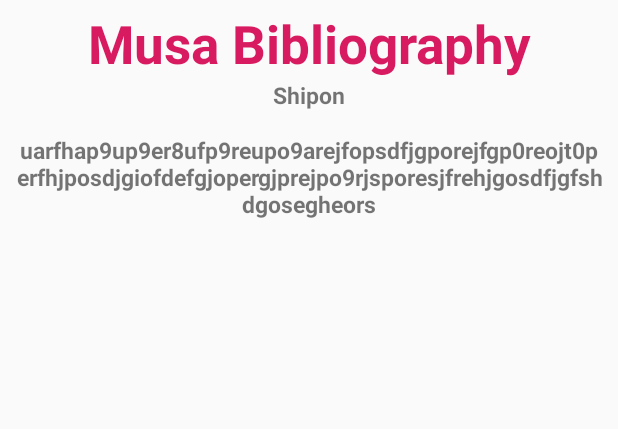
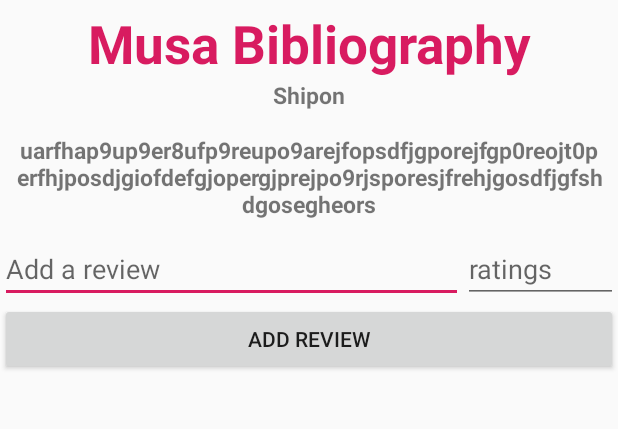
Before and after one commit to krzshipon/BookReview, an Android app: the BookDetailActivity screen opened directly, with no data from a screen before it, on a phone screen of 412 x 824 dp, the part 324-753 px from its top. Run offline under Robolectric (Android 15) with nearby library versions, the phone set to English and light mode, and no system bars; our stand-ins replace Firebase (no records; nobody signed in at launch, a user with empty details on screens opened directly); 5 statements that could not run were skipped.

Commit message:
Added comment

```diff
--- a/app/src/main/java/com/cyclicsoft/bookreview/BookDetailActivity.java
+++ b/app/src/main/java/com/cyclicsoft/bookreview/BookDetailActivity.java
@@ -2,22 +2,41 @@ package com.cyclicsoft.bookreview;
 
 import androidx.annotation.NonNull;
 import androidx.appcompat.app.AppCompatActivity;
+import androidx.recyclerview.widget.DefaultItemAnimator;
+import androidx.recyclerview.widget.LinearLayoutManager;
+import androidx.recyclerview.widget.RecyclerView;
 
+import android.content.Intent;
 import android.os.Bundle;
+import android.util.Log;
+import android.view.View;
+import android.widget.Button;
+import android.widget.EditText;
 import android.widget.TextView;
 
+import com.cyclicsoft.bookreview.adapter.CommentListAdapter;
 import com.cyclicsoft.bookreview.models.Book;
+import com.cyclicsoft.bookreview.models.Comment;
 import com.google.firebase.database.DataSnapshot;
 import com.google.firebase.database.DatabaseError;
 import com.google.firebase.database.DatabaseReference;
 import com.google.firebase.database.FirebaseDatabase;
 import com.google.firebase.database.ValueEventListener;
 
+import java.util.ArrayList;
+import java.util.HashMap;
+import java.util.Map;
+
 public class BookDetailActivity extends AppCompatActivity {
 
     private String id;
     TextView title, author, sum, ratings;
     private DatabaseReference mRef;
+    ArrayList<Comment> comments;
+    CommentListAdapter adapter;
+    private RecyclerView rv;
+    EditText com, rat;
+    Button addCom;
 
     @Override
     protected void onCreate(Bundle savedInstanceState) {
@@ -27,6 +46,22 @@ public class BookDetailActivity extends AppCompatActivity {
         title = findViewById(R.id.book_title_da);
         author = findViewById(R.id.book_author_da);
         sum = findViewById(R.id.book_sum_da);
+        rv = findViewById(R.id.recycler_view_comment);
+        com = findViewById(R.id.add_comment);
+        rat = findViewById(R.id.add_ratings);
+        addCom = findViewById(R.id.add_review);
+
+
+        addCom.setOnClickListener(view -> {
+            String comment = com.getText().toString();
+            double ratings = Double.parseDouble(rat.getText().toString());
+
+            mRef = FirebaseDatabase.getInstance().getReference().child(Constants.TABLE_BOOKS).child(id).child("comments");
+            Map<String, Object> child = new HashMap<>();
+            child.put("comment", comment);
+            mRef.updateChildren(child);
+
+        });
 
 
         mRef = FirebaseDatabase.getInstance().getReference().child(Constants.TABLE_BOOKS).child(id);
@@ -44,5 +79,39 @@ public class BookDetailActivity extends AppCompatActivity {
 
             }
         });
+        dos();
+
+        adapter = new CommentListAdapter(comments, book -> {
+
+        });
+        RecyclerView.LayoutManager mLayoutManager = new LinearLayoutManager(getBaseContext());
+        rv.setLayoutManager(mLayoutManager);
+        rv.setItemAnimator(new DefaultItemAnimator());
+        rv.setAdapter(adapter);
+
+
+
+    }
+
+    private void dos() {
+        mRef = FirebaseDatabase.getInstance().getReference().child(Constants.TABLE_BOOKS).child(id).child("comments");
+        Log.d("Check",  "dos");
+        mRef.addValueEventListener(new ValueEventListener() {
+            @Override
+            public void onDataChange(@NonNull DataSnapshot dataSnapshot) {
+                comments.clear();
+                for (DataSnapshot postSnapshot : dataSnapshot.getChildren()) {
+                    Comment book = postSnapshot.getValue(Comment.class);
+                    comments.add(book);
+                    adapter.notifyDataSetChanged();
+                    Log.d("Check",  "Has child"+ book.toString());
+                }
+            }
+            @Override
+            public void onCancelled(@NonNull DatabaseError databaseError) {
+
+            }
+        });
+
     }
 }
--- /dev/null
+++ b/app/src/main/java/com/cyclicsoft/bookreview/adapter/CommentListAdapter.java
@@ -0,0 +1,72 @@
+package com.cyclicsoft.bookreview.adapter;
+
+import android.view.LayoutInflater;
+import android.view.View;
+import android.view.ViewGroup;
+import android.widget.TextView;
+
+import androidx.recyclerview.widget.RecyclerView;
+
+import com.cyclicsoft.bookreview.R;
+import com.cyclicsoft.bookreview.models.Book;
+import com.cyclicsoft.bookreview.models.Comment;
+
+import java.util.List;
+
+public class CommentListAdapter extends RecyclerView.Adapter<CommentListAdapter.CommentViewHolder> {
+    public interface OnItemClickListener {
+        void onItemClick(Comment book);
+    }
+
+    private List<Comment> adminList;
+    private OnItemClickListener listener;
+
+    public CommentListAdapter(List<Comment> adminList, OnItemClickListener listener) {
+        this.adminList = adminList;
+        this.listener = listener;
+    }
+
+
+    @Override
+    public CommentViewHolder onCreateViewHolder(ViewGroup parent, int viewType) {
+        View itemView = LayoutInflater.from(parent.getContext())
+                .inflate(R.layout.item_comment_list, parent, false);
+
+        return new CommentViewHolder(itemView);
+    }
+
+    @Override
+    public void onBindViewHolder(CommentViewHolder holder, int position) {
+        holder.comment.setText(adminList.get(position).getComment());
+        holder.owner.setText(String.valueOf(adminList.get(position).getOwner()));
+        holder.bind(adminList.get(position), listener);
+
+    }
+
+    @Override
+    public int getItemCount() {
+        return adminList.size();
+    }
+
+    public class CommentViewHolder extends RecyclerView.ViewHolder {
+        public TextView comment;
+        public TextView owner;
+
+        public CommentViewHolder(View view) {
+            super(view);
+            comment = view.findViewById(R.id.recycler_view_comment);
+            owner = view.findViewById(R.id.owner);
+        }
+
+        public void bind(final Comment book, final OnItemClickListener listener) {
+            itemView.setOnClickListener(new View.OnClickListener() {
+                @Override
+                public void onClick(View v) {
+                    listener.onItemClick(book);
+                }
+            });
+        }
+
+    }
+
+}
--- a/app/src/main/res/layout/activity_book_detail.xml
+++ b/app/src/main/res/layout/activity_book_detail.xml
@@ -10,7 +10,10 @@
         android:layout_width="match_parent"
         android:layout_height="wrap_content"
         >
-
+        <LinearLayout
+            android:layout_width="match_parent"
+            android:layout_height="wrap_content"
+            android:orientation="vertical">
     <RelativeLayout
         android:layout_width="match_parent"
         android:layout_height="wrap_content"
@@ -70,6 +73,43 @@
 
     </RelativeLayout>
 
+            <LinearLayout
+                android:layout_width="match_parent"
+                android:layout_height="wrap_content"
+                android:orientation="horizontal">
+                <EditText
+                    android:id="@+id/add_comment"
+                    android:layout_width="0dp"
+                    android:layout_weight="3"
+                    android:layout_height="wrap_content"
+                    android:hint="Add a review"/>
+                <EditText
+                    android:id="@+id/add_ratings"
+                    android:layout_width="0dp"
+                    android:layout_weight="1"
+                    android:layout_height="wrap_content"
+                    android:hint="ratings"/>
+            </LinearLayout>
+            <LinearLayout
+                android:layout_width="match_parent"
+                android:layout_height="wrap_content"
+                android:orientation="vertical">
+                <Button
+                    android:id="@+id/add_review"
+                    android:layout_width="match_parent"
+                    android:layout_height="wrap_content"
+                    android:text="Add Review"/>
+            </LinearLayout>
+
+            <androidx.recyclerview.widget.RecyclerView
+                android:id="@+id/recycler_view_comment"
+                android:layout_width="match_parent"
+                android:layout_height="wrap_content"
+                android:scrollbars="vertical" />
+
+        </LinearLayout>
     </ScrollView>
 
+
+
 </LinearLayout>
```
Also changed, not shown: app/src/main/java/com/cyclicsoft/bookreview/models/Comment.java (added, +34 -0 lines), app/src/main/res/layout/item_comment_list.xml (added, +21 -0 lines).
